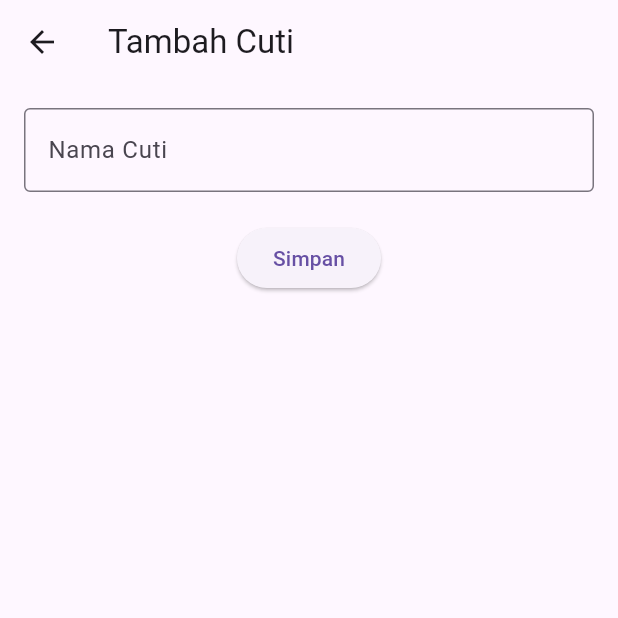
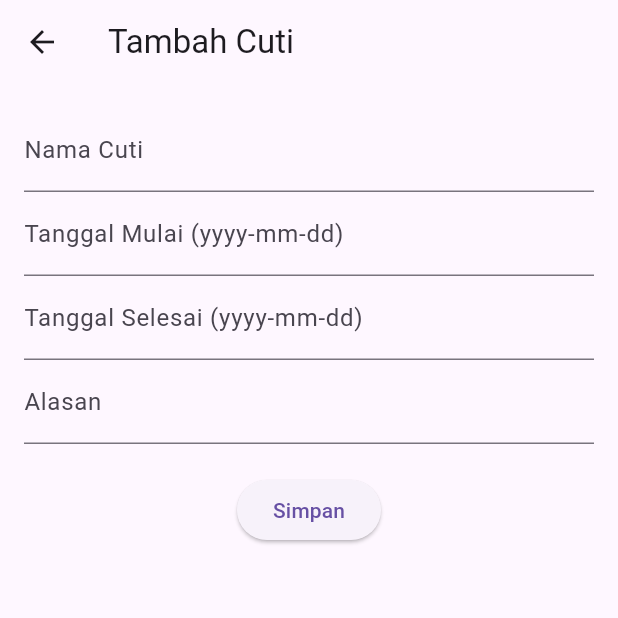
Before and after one commit to Ramadhanrifqi/projek-mobile-programming, a Flutter app: the CutiPage screen opened directly, after a tap on the "add" icon, on a phone screen of 412 x 824 dp, the top half of it. Run offline on Flutter 3.47's test engine with Material 3 defaults, Android fonts, the phone set to English and light mode, and no system bars; our stand-ins replace dio, shared_preferences; accounts and stored records are empty; network calls fail.

Commit message:
amam sekali

```diff
--- a/lib/main.dart
+++ b/lib/main.dart
@@ -18,7 +18,7 @@ class MyApp extends StatelessWidget {
   @override
   Widget build(BuildContext context) {
     return MaterialApp(
-      title: "Klinik APP",
+      title: "Klinik ",
       debugShowCheckedModeBanner: false,
       home: token == null ? Login() : Beranda(),
     );
--- a/lib/model/cuti.dart
+++ b/lib/model/cuti.dart
@@ -1,9 +1,30 @@
 class Cuti {
   String? id;
   String ajukanCuti;
+  String? tanggalMulai;
+  String? tanggalSelesai;
+  String? alasan;
 
-  Cuti({this.id, required this.ajukanCuti});
-  factory Cuti.fromJson(Map<String, dynamic> json) =>
-      Cuti(id: json['id'], ajukanCuti: json['nama']);
-  Map<String, dynamic> toJson() => {"nama": ajukanCuti,};
+  Cuti({
+    this.id,
+    required this.ajukanCuti,
+    this.tanggalMulai,
+    this.tanggalSelesai,
+    this.alasan,
+  });
+
+  factory Cuti.fromJson(Map<String, dynamic> json) => Cuti(
+        id: json['id'],
+        ajukanCuti: json['nama'],
+        tanggalMulai: json['tanggalMulai'],
+        tanggalSelesai: json['tanggalSelesai'],
+        alasan: json['alasan'],
+      );
+
+  Map<String, dynamic> toJson() => {
+        "nama": ajukanCuti,
+        "tanggalMulai": tanggalMulai,
+        "tanggalSelesai": tanggalSelesai,
+        "alasan": alasan,
+      };
 }
--- a/lib/ui/cuti_form.dart
+++ b/lib/ui/cuti_form.dart
@@ -1,31 +1,36 @@
 import 'package:flutter/material.dart';
 import '../model/cuti.dart';
 import '../service/cuti_service.dart';
-import 'cuti_page.dart';
+import 'cuti_page.dart'; // atau cuti_detail.dart jika langsung ingin menampilkan detail
 
 class CutiForm extends StatefulWidget {
-  const CutiForm({Key? key}) : super(key: key);
+  const CutiForm({super.key});
 
   @override
-  _CutiFormState createState() => _CutiFormState();
+  State<CutiForm> createState() => _CutiFormState();
 }
 
 class _CutiFormState extends State<CutiForm> {
   final _formKey = GlobalKey<FormState>();
-  final _ajukanCutiCtrl = TextEditingController();
-  bool _isLoading = false;
+  final _namaCtrl = TextEditingController();
+  final _tanggalMulaiCtrl = TextEditingController();
+  final _tanggalSelesaiCtrl = TextEditingController();
+  final _alasanCtrl = TextEditingController();
 
   @override
   Widget build(BuildContext context) {
     return Scaffold(
       appBar: AppBar(title: const Text("Tambah Cuti")),
       body: SingleChildScrollView(
-        padding: const EdgeInsets.all(16.0),
+        padding: const EdgeInsets.all(16),
         child: Form(
           key: _formKey,
           child: Column(
             children: [
               _fieldNama(),
+              _fieldTanggalMulai(),
+              _fieldTanggalSelesai(),
+              _fieldAlasan(),
               const SizedBox(height: 20),
               _tombolSimpan(),
             ],
@@ -37,68 +42,58 @@ class _CutiFormState extends State<CutiForm> {
 
   Widget _fieldNama() {
     return TextFormField(
-      decoration: const InputDecoration(
-        labelText: "Nama Cuti",
-        border: OutlineInputBorder(),
-      ),
-      controller: _ajukanCutiCtrl,
-      validator: (value) {
-        if (value == null || value.isEmpty) {
-          return 'Nama Cuti tidak boleh kosong';
-        }
-        return null;
-      },
+      controller: _namaCtrl,
+      decoration: const InputDecoration(labelText: "Nama Cuti"),
+      validator: (value) => value == null || value.isEmpty ? "Wajib diisi" : null,
+    );
+  }
+
+  Widget _fieldTanggalMulai() {
+    return TextFormField(
+      controller: _tanggalMulaiCtrl,
+      decoration: const InputDecoration(labelText: "Tanggal Mulai (yyyy-mm-dd)"),
+      validator: (value) => value == null || value.isEmpty ? "Wajib diisi" : null,
+    );
+  }
+
+  Widget _fieldTanggalSelesai() {
+    return TextFormField(
+      controller: _tanggalSelesaiCtrl,
+      decoration: const InputDecoration(labelText: "Tanggal Selesai (yyyy-mm-dd)"),
+      validator: (value) => value == null || value.isEmpty ? "Wajib diisi" : null,
+    );
+  }
+
+  Widget _fieldAlasan() {
+    return TextFormField(
+      controller: _alasanCtrl,
+      decoration: const InputDecoration(labelText: "Alasan"),
+      validator: (value) => value == null || value.isEmpty ? "Wajib diisi" : null,
     );
   }
 
   Widget _tombolSimpan() {
-    return _isLoading
-        ? const CircularProgressIndicator()
-        : ElevatedButton(
-            onPressed: _simpanCuti,
-            child: const Text("Simpan"),
+    return ElevatedButton(
+      onPressed: () async {
+        if (_formKey.currentState!.validate()) {
+          Cuti cuti = Cuti(
+            ajukanCuti: _namaCtrl.text,
+            tanggalMulai: _tanggalMulaiCtrl.text,
+            tanggalSelesai: _tanggalSelesaiCtrl.text,
+            alasan: _alasanCtrl.text,
           );
-  }
 
-  Future<void> _simpanCuti() async {
-    if (_formKey.currentState!.validate()) {
-      setState(() {
-        _isLoading = true;
-      });
-
-      try {
-        Cuti cuti = Cuti(ajukanCuti: _ajukanCutiCtrl.text);
-        final value = await CutiService().simpan(cuti);
-
-        if (!mounted) return;
-       Navigator.pushReplacement(
-        context,
-        MaterialPageRoute(
-          builder: (context) => const CutiPage(),
-          settings: RouteSettings(
-            arguments: 'Data berhasil disimpan',
-          ),
-        ),
-      );
-
-      } catch (e) {
-        if (!mounted) return;
-        ScaffoldMessenger.of(context).showSnackBar(
-          SnackBar(content: Text('Gagal menyimpan: $e')),
-        );
-      } finally {
-        if (mounted) {
-          setState(() {
-            _isLoading = false;
+          await CutiService().simpan(cuti).then((value) {
+            ScaffoldMessenger.of(context).showSnackBar(
+              const SnackBar(content: Text("Data berhasil disimpan")),
+            );
+            Navigator.pop(context); // kembali ke halaman sebelumnya
+            // atau gunakan:
+            // Navigator.pushReplacement(context, MaterialPageRoute(builder: (context) => CutiPage()));
           });
         }
-      }
-    }
-  }
-
-  @override
-  void dispose() {
-    _ajukanCutiCtrl.dispose();
-    super.dispose();
+      },
+      child: const Text("Simpan"),
+    );
   }
 }
--- a/lib/ui/cuti_page.dart
+++ b/lib/ui/cuti_page.dart
@@ -1,79 +1,65 @@
 import 'package:flutter/material.dart';
 import '../model/cuti.dart';
 import '../service/cuti_service.dart';
+import 'cuti_detail.dart';
 import 'cuti_form.dart';
-import 'poli_item.dart';
-import '../widget/sidebar.dart';
 
 class CutiPage extends StatefulWidget {
   const CutiPage({super.key});
 
   @override
-  _CutiPageState createState() => _CutiPageState();
+  State<CutiPage> createState() => _CutiPageState();
 }
 
 class _CutiPageState extends State<CutiPage> {
-  /// Mengambil daftar Cuti dari service sebagai Future
-  Future<List<Cuti>> getList() async {
-    return await CutiService().listData();
+  List<Cuti> _cutiList = [];
+
+  getData() async {
+    _cutiList = await CutiService().listData();
+    setState(() {});
   }
 
   @override
-  void didChangeDependencies() {
-    super.didChangeDependencies();
-    final args = ModalRoute.of(context)?.settings.arguments;
-    if (args != null && args is String) {
-      Future.microtask(() {
-        ScaffoldMessenger.of(context).showSnackBar(
-          SnackBar(content: Text(args)),
-        );
-      });
-    }
+  void initState() {
+    super.initState();
+    getData();
   }
 
   @override
   Widget build(BuildContext context) {
     return Scaffold(
-      drawer: const Sidebar(),
-      appBar: AppBar(
-        title: const Text('Data Pegajuan Cuti'),
-        actions: [
-          IconButton(
-            icon: const Icon(Icons.add),
-            onPressed: () async {
-              // Navigate ke form, tunggu hingga kembali, lalu refresh data
-              await Navigator.push(
-                context,
-                MaterialPageRoute(builder: (context) => const CutiForm()),
-              );
-              setState(() {});
-            },
-          ),
-        ],
-      ),
-      body: FutureBuilder<List<Cuti>>(
-        future: getList(),
-        builder: (context, snapshot) {
-          if (snapshot.hasError) {
-            return Center(child: Text('Error: ${snapshot.error}'));
-          }
-
-          if (snapshot.connectionState == ConnectionState.waiting) {
-            return const Center(child: CircularProgressIndicator());
-          }
-
-          if (!snapshot.hasData || snapshot.data!.isEmpty) {
-            return const Center(child: Text('Data kosong'));
-          }
-
-          final polis = snapshot.data!;
-          return ListView.builder(
-            itemCount: polis.length,
-            itemBuilder: (context, index) {
-              return PoliItem(cuti: polis[index]);
-            },
+      appBar: AppBar(title: const Text("Data Cuti")),
+      body: ListView.builder(
+        itemCount: _cutiList.length,
+        itemBuilder: (context, index) {
+          final cuti = _cutiList[index];
+          return ListTile(
+            title: Text(cuti.ajukanCuti),
+            subtitle: Column(
+              crossAxisAlignment: CrossAxisAlignment.start,
+              children: [
+                Text("Mulai: ${cuti.tanggalMulai ?? '-'}"),
+                Text("Selesai: ${cuti.tanggalSelesai ?? '-'}"),
+                Text("Alasan: ${cuti.alasan ?? '-'}"),
+              ],
+            ),
+            isThreeLine: true,
+            onTap: () => Navigator.push(
+              context,
+              MaterialPageRoute(builder: (context) => CutiDetail(cuti: cuti)),
+            ),
           );
         },
+      ),
+      floatingActionButton: FloatingActionButton(
+        onPressed: () async {
+          await Navigator.push(
+            context,
+            MaterialPageRoute(builder: (context) => const CutiForm()),
+          );
+          getData(); // refresh setelah kembali
+        },
+        child: const Icon(Icons.add),
       ),
     );
   }
```
Also changed, not shown: lib/ui/cuti_detail.dart (+25 -103 lines), lib/ui/cuti_update_form.dart (+46 -6 lines).
